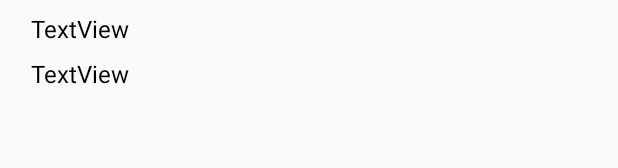
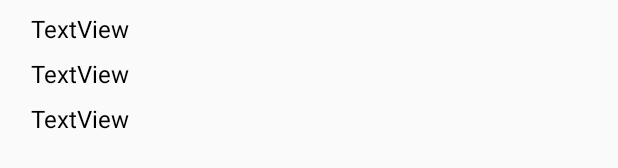
Before and after one commit to Chizhik93/DragonTest, an Android app: the layout activity_dragon_info.xml on its own in the app's theme, with its tools: preview values and no code run, on a phone screen of 412 x 824 dp. Shown: the part 587-755 px from the top of the screen. Run offline under Robolectric (Android 15) with nearby library versions, the phone set to English and light mode, and no system bars.

```diff
--- a/app/build.gradle
+++ b/app/build.gradle
@@ -40,13 +40,14 @@ dependencies {
     implementation "androidx.room:room-runtime:2.3.0"
     annotationProcessor "androidx.room:room-compiler:2.3.0"
     implementation 'com.squareup.picasso:picasso:2.71828'
+    implementation 'androidx.swiperefreshlayout:swiperefreshlayout:1.1.0'
 
 
     implementation 'com.squareup.retrofit2:retrofit:2.9.0'
     implementation 'com.squareup.retrofit2:converter-gson:2.5.0'
 
     implementation "org.jetbrains.kotlin:kotlin-stdlib:$kotlin_version"
-    implementation 'androidx.appcompat:appcompat:1.2.0'
+    implementation 'androidx.appcompat:appcompat:1.3.0'
     implementation 'androidx.recyclerview:recyclerview:1.2.0'
     implementation 'androidx.cardview:cardview:1.0.0'
     implementation 'com.android.support.constraint:constraint-layout:2.0.4'
--- a/app/src/main/java/com/example/madappgangtest/data/Dragon.kt
+++ b/app/src/main/java/com/example/madappgangtest/data/Dragon.kt
@@ -32,7 +32,8 @@ data class Dragon(
     //@SerializedName("trunk") var trunk: DragonTrunk,
     @Embedded
     @SerializedName("height_w_trunk") var heightWTrunk: DragonHeightWTrunk,
-    //@SerializedName("diameter") var diameter: DragonDiametr,
+    @Embedded
+    @SerializedName("diameter") var diameter: DragonDiametr,
     @TypeConverters(ListStringConverter::class)
     @SerializedName("flickr_images") var flickrImages: List<String>,
     //@SerializedName("thrusters") var thrusters: List<DragonThrusters>,
--- a/app/src/main/java/com/example/madappgangtest/database/DragonDatabase.kt
+++ b/app/src/main/java/com/example/madappgangtest/database/DragonDatabase.kt
@@ -6,7 +6,7 @@ import androidx.room.TypeConverters
 import com.example.madappgangtest.data.Dragon
 
 
-@Database(entities = [Dragon::class], version = 2, exportSchema = false)
+@Database(entities = [Dragon::class], version = 3, exportSchema = false)
 @TypeConverters(ListStringConverter::class)
 abstract class DragonDatabase : RoomDatabase(){
     abstract fun dragonDao(): DragonDao
--- a/app/src/main/java/com/example/madappgangtest/network/DragonRequest.kt
+++ b/app/src/main/java/com/example/madappgangtest/network/DragonRequest.kt
@@ -19,7 +19,7 @@ class DragonRequest(applicationContext: Context) {
     fun loadAllDragonList(onResponseDragons: (MutableList<Dragon>?) -> Unit) {
         mService.getMovieList().enqueue(object : Callback<MutableList<Dragon>> {
             override fun onFailure(call: Call<MutableList<Dragon>>, t: Throwable) {
-                val i = 0
+
             }
 
             override fun onResponse(
--- a/app/src/main/java/com/example/madappgangtest/ui/DragonListAdapter.kt
+++ b/app/src/main/java/com/example/madappgangtest/ui/DragonListAdapter.kt
@@ -20,16 +20,13 @@ class DragonListAdapter(var dragonList: MutableList<Dragon>,val onDragonClick: (
 
         fun bind(dragon: Dragon, onDragonClick: (Dragon) -> Unit) {
             itemView.setOnClickListener {
-                //return result from dragon to callback
-              onDragonClick(dragon)
+                onDragonClick(dragon)
             }
             tvTitle.text = dragon.name
             tvContent.text = dragon.firstFlight
             Picasso.get()
                 .load(dragon.flickrImages[0])
                 .into(imView)
-
-            // use Picasso for download image from url
         }
     }
 
--- a/app/src/main/java/com/example/madappgangtest/ui/DragonPhotosAdapter.kt
+++ b/app/src/main/java/com/example/madappgangtest/ui/DragonPhotosAdapter.kt
@@ -5,13 +5,10 @@ import android.view.View
 import android.view.ViewGroup
 import android.widget.ImageView
 import android.widget.ProgressBar
-import android.widget.TextView
 import androidx.recyclerview.widget.RecyclerView
 import com.example.madappgangtest.R
-import com.example.madappgangtest.data.Dragon
 import com.squareup.picasso.Callback
 import com.squareup.picasso.Picasso
-import java.lang.Exception
 
 class DragonPhotosAdapter(var photosList: MutableList<String>) :
     RecyclerView.Adapter<DragonPhotosAdapter.ViewHolder>() {
@@ -23,7 +20,7 @@ class DragonPhotosAdapter(var photosList: MutableList<String>) :
         fun bind(photo: String) {
             Picasso.get()
                 .load(photo)
-                .into(photoImageView, object :Callback {
+                .into(photoImageView, object : Callback {
                     override fun onSuccess() {
                         progressBar.visibility = View.GONE
                     }
@@ -33,7 +30,6 @@ class DragonPhotosAdapter(var photosList: MutableList<String>) :
                     }
 
                 })
-            // use Picasso for download image from url
         }
     }
 
--- a/app/src/main/res/layout/activity_dragon_info.xml
+++ b/app/src/main/res/layout/activity_dragon_info.xml
@@ -55,14 +55,12 @@
                 tools:text="TextView" />
 
             <TextView
-                android:id="@+id/infoWikiText"
+                android:id="@+id/infoFlightText"
                 android:layout_width="0dp"
                 app:layout_constraintWidth_percent="0.9"
                 android:layout_height="wrap_content"
                 android:layout_marginTop="8dp"
                 android:textColor="@color/black"
-                android:autoLink="web"
-                android:linksClickable="true"
                 android:textSize="16sp"
                 app:layout_constraintEnd_toEndOf="parent"
                 app:layout_constraintStart_toStartOf="parent"
@@ -79,11 +77,11 @@
                 android:textSize="16sp"
                 app:layout_constraintEnd_toEndOf="parent"
                 app:layout_constraintStart_toStartOf="parent"
-                app:layout_constraintTop_toBottomOf="@+id/infoWikiText"
+                app:layout_constraintTop_toBottomOf="@+id/infoFlightText"
                 tools:text="TextView" />
 
             <TextView
-                android:id="@+id/infoFlightText"
+                android:id="@+id/infoDiameterText"
                 android:layout_width="0dp"
                 app:layout_constraintWidth_percent="0.9"
                 android:layout_height="wrap_content"
@@ -94,6 +92,22 @@
                 app:layout_constraintStart_toStartOf="parent"
                 app:layout_constraintTop_toBottomOf="@+id/infoMassText"
                 tools:text="TextView" />
+
+            <TextView
+                android:id="@+id/infoWikiText"
+                android:layout_width="0dp"
+                app:layout_constraintWidth_percent="0.9"
+                android:layout_height="wrap_content"
+                android:layout_marginTop="8dp"
+                android:textColor="@color/black"
+                android:autoLink="web"
+                android:linksClickable="true"
+                android:textSize="16sp"
+                app:layout_constraintEnd_toEndOf="parent"
+                app:layout_constraintStart_toStartOf="parent"
+                app:layout_constraintTop_toBottomOf="@+id/infoDiameterText"
+                tools:text="TextView" />
+
         </androidx.constraintlayout.widget.ConstraintLayout>
     </ScrollView>
 
```
Also changed, not shown: app/src/main/java/com/example/madappgangtest/ui/DragonInfoActivity.kt (+5 -5 lines), app/src/main/java/com/example/madappgangtest/ui/MainActivity.kt (+33 -12 lines), app/src/main/res/layout/activity_main.xml (+14 -13 lines).
